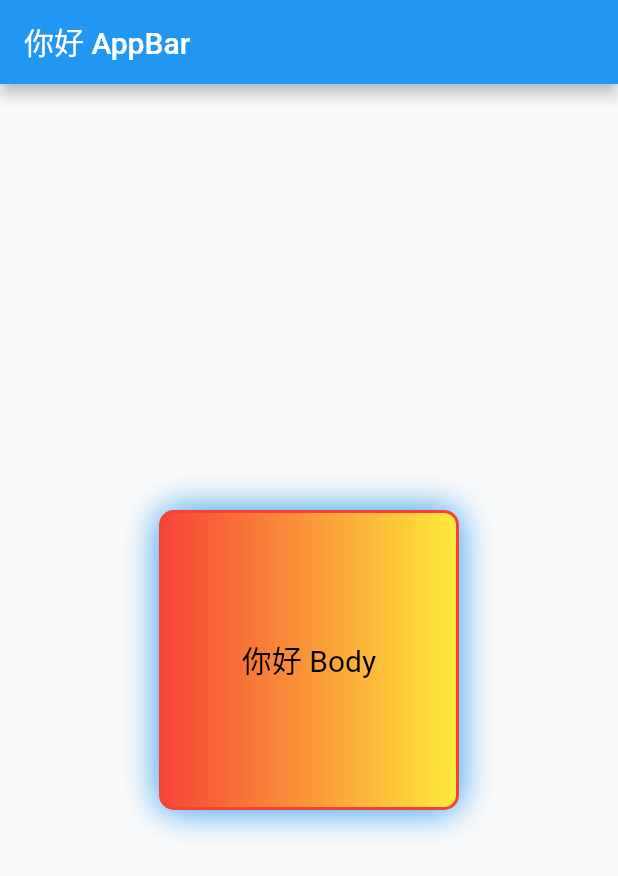
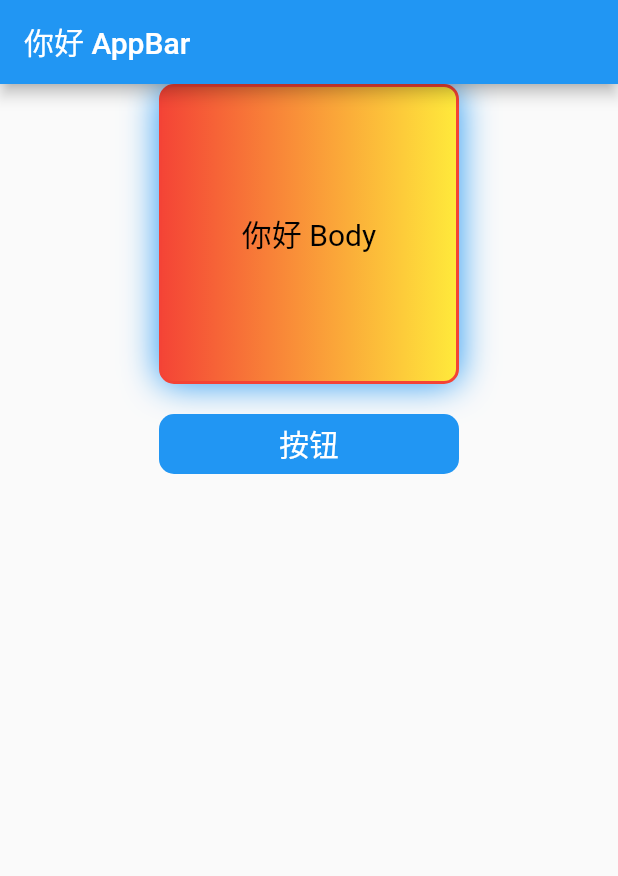
Before and after one commit to groupmytool/mytool-flutter-demo, a Flutter app: the screen it shows after launch, on a phone screen of 412 x 824 dp. Shown: the top 876 px of the screen. Run offline on Flutter 3.47's test engine with Material 2 defaults, Android fonts, the phone set to English and light mode, and no system bars.

Commit message:
认识 Container

```diff
--- a/lib/main.dart
+++ b/lib/main.dart
@@ -4,7 +4,12 @@
   runApp(MaterialApp(
     home: Scaffold(
       appBar: AppBar(title: const Text("你好 AppBar")),
-      body: const MyApp(),
+      body: const Column(
+        children: [
+          MyApp(),
+          MyButton(),
+        ],
+      ),
     ),
   ));
 }
@@ -25,15 +30,9 @@
               width: 2,
             ),
             borderRadius: BorderRadius.circular(10),
-            boxShadow: const [
-              BoxShadow(color: Colors.blue, blurRadius: 20.0)
-            ],
-          gradient: const LinearGradient(
-            colors: [
-              Colors.red,Colors.yellow
-            ]
-          )
-        ),
+            boxShadow: const [BoxShadow(color: Colors.blue, blurRadius: 20.0)],
+            gradient:
+                const LinearGradient(colors: [Colors.red, Colors.yellow])),
         alignment: Alignment.center,
         child: const Text(
           "你好 Body",
@@ -44,3 +43,25 @@
     );
   }
 }
+
+class MyButton extends StatelessWidget {
+  const MyButton({super.key});
+
+  @override
+  Widget build(BuildContext context) {
+    return Container(
+      width: 200,
+      height: 40,
+      decoration: BoxDecoration(
+        color: Colors.blue,
+        borderRadius: BorderRadius.circular(10),
+      ),
+      margin: const EdgeInsets.fromLTRB(0, 20, 0, 0),
+      alignment: Alignment.center,
+      child: const Text(
+        "按钮",
+        style: TextStyle(color: Colors.white, fontSize: 20),
+      ),
+    );
+  }
+}
```
